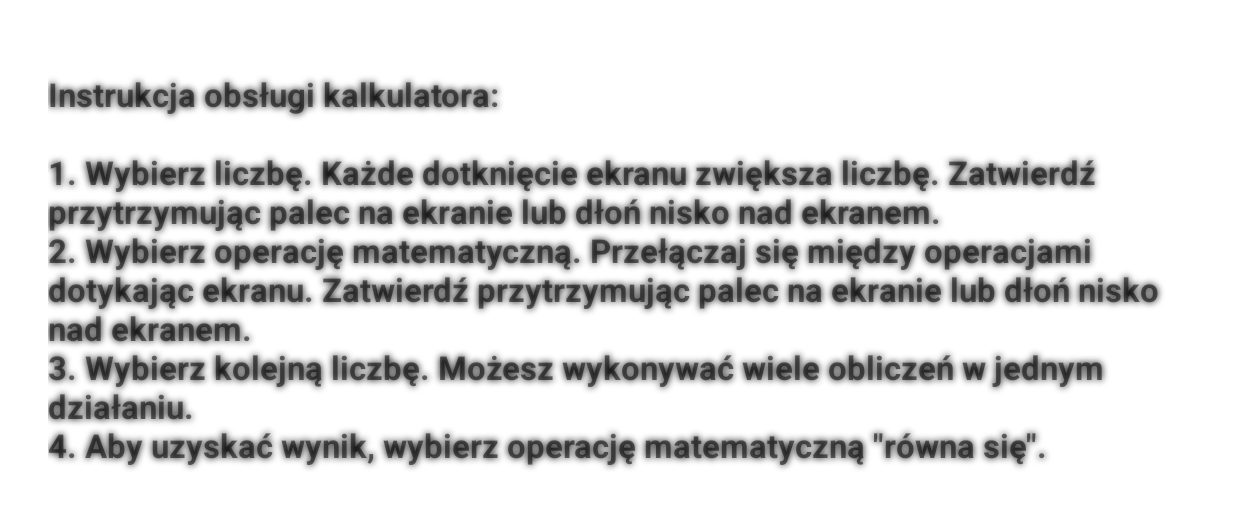
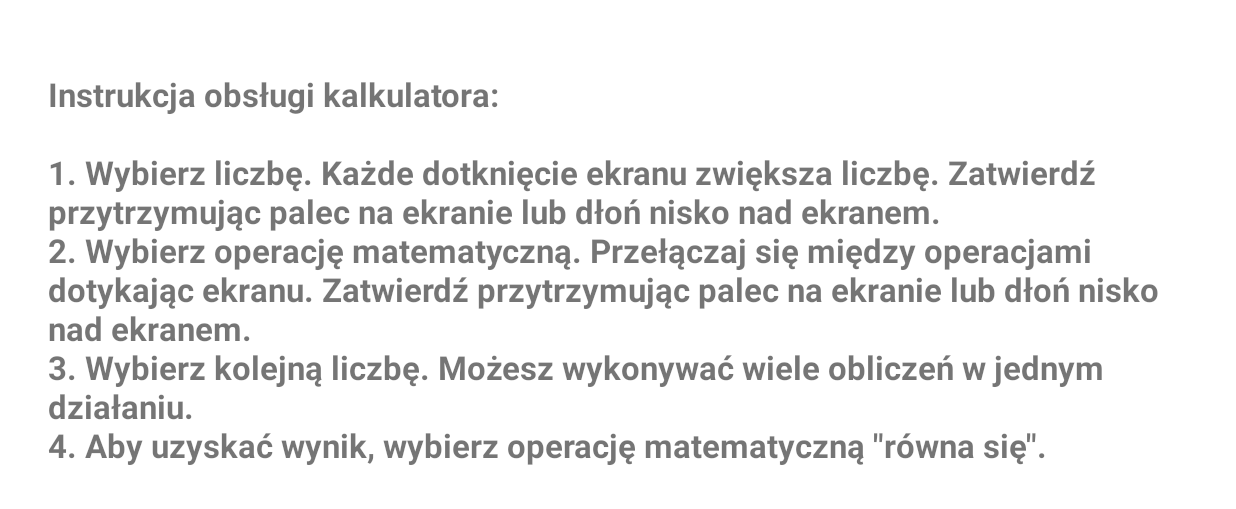
Before and after one commit to tmsikora/AccessibleCalculator, an Android app built with Jetpack Compose: the screen it shows after launch (InstructionActivity), on a phone screen of 824 x 412 dp (held sideways). Shown: the top 509 px of the screen. Run offline under Robolectric (Android 15) with nearby library versions, the phone set to English and light mode, and no system bars.

Commit message:
Deleted text shadows

```diff
--- a/app/src/main/res/layout/activity_choose_operation.xml
+++ b/app/src/main/res/layout/activity_choose_operation.xml
@@ -11,8 +11,6 @@
         android:layout_height="wrap_content"
         android:textSize="200sp"
         android:textStyle="bold"
-        android:shadowColor="#000000"
-        android:shadowRadius="10"
         android:layout_gravity="center"
         android:layout_margin="16dp"/>
 
--- a/app/src/main/res/layout/activity_instruction.xml
+++ b/app/src/main/res/layout/activity_instruction.xml
@@ -12,8 +12,6 @@
         android:layout_height="wrap_content"
         android:textSize="22sp"
         android:textStyle="bold"
-        android:shadowColor="#000000"
-        android:shadowRadius="6"
         android:layout_gravity="center"
         android:layout_margin="16dp"/>
 
--- a/app/src/main/res/layout/activity_main.xml
+++ b/app/src/main/res/layout/activity_main.xml
@@ -11,8 +11,6 @@
         android:layout_height="wrap_content"
         android:textSize="72sp"
         android:textStyle="bold"
-        android:shadowColor="#000000"
-        android:shadowRadius="6"
         android:layout_margin="16dp"
         android:text="@string/start_string" />
 
--- a/app/src/main/res/layout/activity_number_input.xml
+++ b/app/src/main/res/layout/activity_number_input.xml
@@ -11,8 +11,6 @@
         android:layout_height="wrap_content"
         android:textSize="200sp"
         android:textStyle="bold"
-        android:shadowColor="#000000"
-        android:shadowRadius="6"
         android:layout_gravity="center"
         android:layout_margin="16dp"/>
 
--- a/app/src/main/res/layout/activity_result.xml
+++ b/app/src/main/res/layout/activity_result.xml
@@ -11,8 +11,6 @@
             android:layout_height="wrap_content"
             android:textSize="110sp"
             android:textStyle="bold"
-            android:shadowColor="#000000"
-            android:shadowRadius="6"
             android:layout_margin="16dp"/>
 
 </LinearLayout>
```
